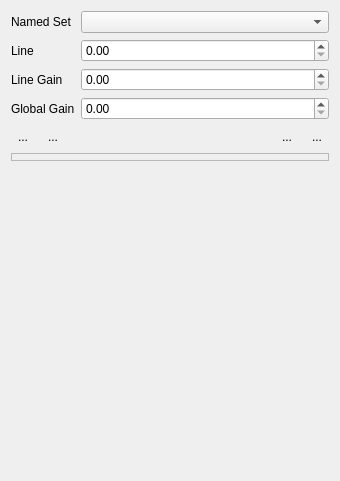
The window that ui/VoltageAdjust.ui (MonroeQuantumNetworks/IonControl) describes before a commit, drawn with Qt 5.
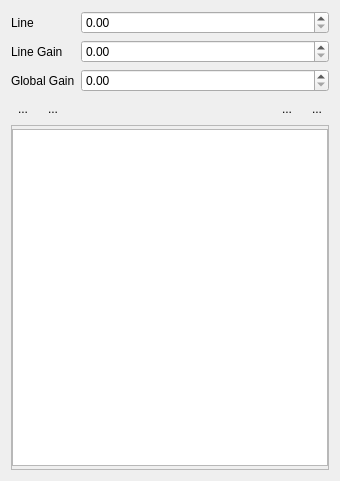
The same window after the commit. Icons and pictures are not drawn. Custom widgets are drawn as their Qt base class.

```diff
--- a/ui/VoltageAdjust.ui
+++ b/ui/VoltageAdjust.ui
@@ -14,20 +14,60 @@
    <string>Form</string>
   </property>
   <layout class="QGridLayout" name="gridLayout">
-   <item row="3" column="1">
-    <widget class="MagnitudeSpinBox" name="globalGainBox"/>
-   </item>
    <item row="0" column="1">
-    <widget class="QComboBox" name="comboBox">
+    <widget class="MagnitudeSpinBox" name="lineBox">
      <property name="sizePolicy">
-      <sizepolicy hsizetype="MinimumExpanding" vsizetype="Fixed">
-       <horstretch>0</horstretch>
+      <sizepolicy hsizetype="Minimum" vsizetype="Fixed">
+       <horstretch>1</horstretch>
        <verstretch>0</verstretch>
       </sizepolicy>
      </property>
     </widget>
    </item>
    <item row="4" column="0" colspan="2">
+    <widget class="QFrame" name="shuttlingEdgesWidget">
+     <property name="frameShape">
+      <enum>QFrame::StyledPanel</enum>
+     </property>
+     <property name="frameShadow">
+      <enum>QFrame::Raised</enum>
+     </property>
+     <property name="lineWidth">
+      <number>0</number>
+     </property>
+     <layout class="QVBoxLayout" name="verticalLayout">
+      <property name="spacing">
+       <number>3</number>
+      </property>
+      <property name="leftMargin">
+       <number>0</number>
+      </property>
+      <property name="topMargin">
+       <number>3</number>
+      </property>
+      <property name="rightMargin">
+       <number>0</number>
+      </property>
+      <property name="bottomMargin">
+       <number>3</number>
+      </property>
+      <item>
+       <widget class="QTableView" name="tableView"/>
+      </item>
+     </layout>
+    </widget>
+   </item>
+   <item row="2" column="1">
+    <widget class="MagnitudeSpinBox" name="globalGainBox">
+     <property name="sizePolicy">
+      <sizepolicy hsizetype="Minimum" vsizetype="Fixed">
+       <horstretch>1</horstretch>
+       <verstretch>0</verstretch>
+      </sizepolicy>
+     </property>
+    </widget>
+   </item>
+   <item row="3" column="0" colspan="2">
     <layout class="QHBoxLayout" name="horizontalLayout">
      <item>
       <widget class="QToolButton" name="startShuttlingSeqFiniteButton">
@@ -100,30 +140,24 @@
      </item>
     </layout>
    </item>
-   <item row="3" column="0">
+   <item row="2" column="0">
     <widget class="QLabel" name="label_4">
      <property name="text">
       <string>Global Gain</string>
      </property>
     </widget>
    </item>
-   <item row="6" column="1">
-    <spacer name="verticalSpacer">
-     <property name="orientation">
-      <enum>Qt::Vertical</enum>
+   <item row="1" column="1">
+    <widget class="MagnitudeSpinBox" name="lineGainBox">
+     <property name="sizePolicy">
+      <sizepolicy hsizetype="Minimum" vsizetype="Fixed">
+       <horstretch>1</horstretch>
+       <verstretch>0</verstretch>
+      </sizepolicy>
      </property>
-     <property name="sizeHint" stdset="0">
-      <size>
-       <width>20</width>
-       <height>175</height>
-      </size>
-     </property>
-    </spacer>
+    </widget>
    </item>
-   <item row="2" column="1">
-    <widget class="MagnitudeSpinBox" name="lineGainBox"/>
-   </item>
-   <item row="2" column="0">
+   <item row="1" column="0">
     <widget class="QLabel" name="label_2">
      <property name="text">
       <string>Line Gain</string>
@@ -131,13 +165,6 @@
     </widget>
    </item>
    <item row="0" column="0">
-    <widget class="QLabel" name="label_3">
-     <property name="text">
-      <string>Named Set</string>
-     </property>
-    </widget>
-   </item>
-   <item row="1" column="0">
     <widget class="QLabel" name="lineLabel">
      <property name="contextMenuPolicy">
       <enum>Qt::ActionsContextMenu</enum>
@@ -147,39 +174,6 @@
      </property>
     </widget>
    </item>
-   <item row="1" column="1">
-    <widget class="MagnitudeSpinBox" name="lineBox"/>
-   </item>
-   <item row="5" column="0" colspan="2">
-    <widget class="QFrame" name="shuttlingEdgesWidget">
-     <property name="frameShape">
-      <enum>QFrame::StyledPanel</enum>
-     </property>
-     <property name="frameShadow">
-      <enum>QFrame::Raised</enum>
-     </property>
-     <property name="lineWidth">
-      <number>0</number>
-     </property>
-     <layout class="QVBoxLayout" name="verticalLayout">
-      <property name="spacing">
-       <number>3</number>
-      </property>
-      <property name="leftMargin">
-       <number>0</number>
-      </property>
-      <property name="topMargin">
-       <number>3</number>
-      </property>
-      <property name="rightMargin">
-       <number>0</number>
-      </property>
-      <property name="bottomMargin">
-       <number>3</number>
-      </property>
-     </layout>
-    </widget>
-   </item>
   </layout>
  </widget>
  <customwidgets>
```
Left out of the diff: 1 changed line with no effect on the pictures.
